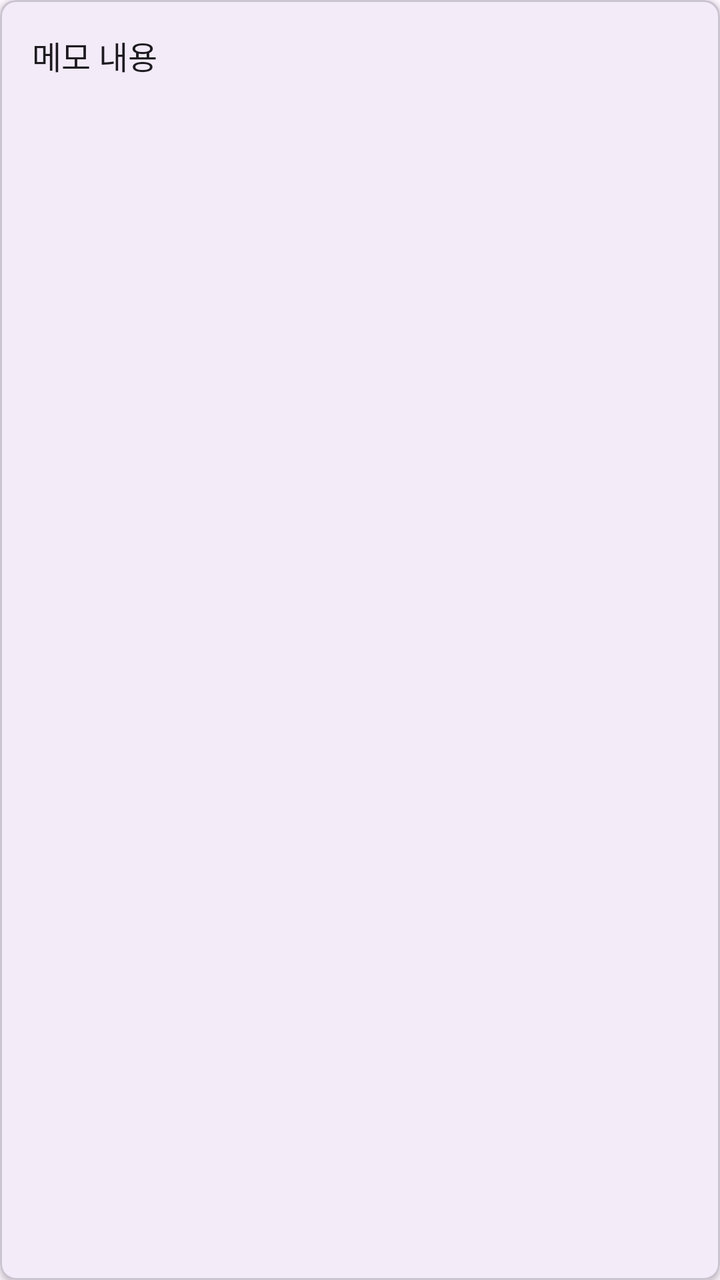
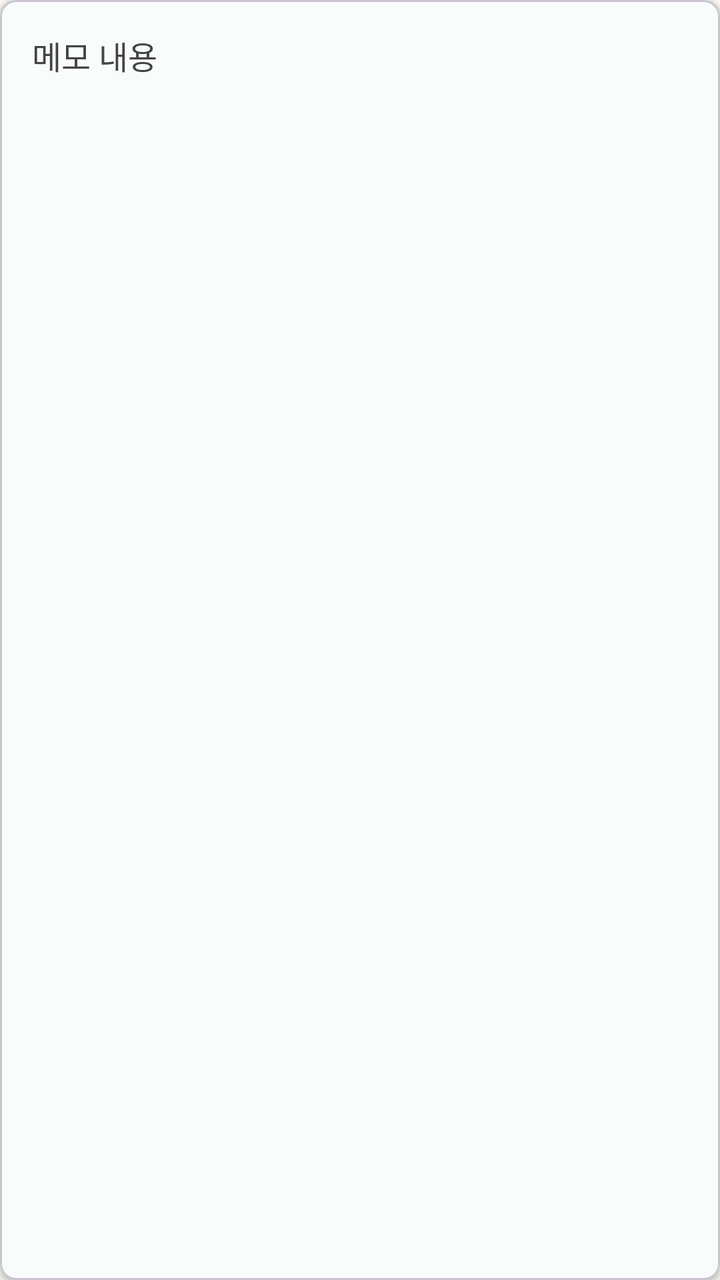

Screens rendered from an Android XML layout before and after an edit, with the pre-edit source and the edit as a unified diff.
<!-- AndroidManifest.xml: application theme Theme.ToDoNote -->
<!-- res/layout/item_memo.xml -->
<?xml version="1.0" encoding="utf-8"?>
<com.google.android.material.card.MaterialCardView xmlns:android="http://schemas.android.com/apk/res/android"
    xmlns:app="http://schemas.android.com/apk/res-auto"
    android:layout_width="match_parent"
    android:layout_height="wrap_content"
    android:layout_marginStart="8dp"
    android:layout_marginEnd="8dp"
    android:layout_marginTop="10dp"
    android:layout_marginBottom="10dp"
    app:cardCornerRadius="8dp"
    app:cardElevation="2dp">

    <LinearLayout
        android:layout_width="match_parent"
        android:layout_height="wrap_content"
        android:orientation="vertical"
        android:padding="16dp">

        <TextView
            android:id="@+id/tv_memo_content"
            android:layout_width="match_parent"
            android:layout_height="wrap_content"
            android:text="메모 내용"
            android:textSize="16sp"
            android:textColor="?attr/colorOnSurface"
            android:maxLines="10"
            android:ellipsize="end"
            android:autoLink="web|email|phone"
            android:linksClickable="true" />

    </LinearLayout>

</com.google.android.material.card.MaterialCardView>
<!-- resources referenced by this layout -->
<resources>
  <style name="Theme.ToDoNote" parent="Base.Theme.ToDoNote" />
  <style name="Base.Theme.ToDoNote" parent="Theme.Material3.DayNight.NoActionBar">
          
          
      </style>
</resources>

<!-- the commit's change to res/layout/item_memo.xml (unified diff, before → after) -->
@@ -8,7 +8,8 @@
     android:layout_marginTop="10dp"
     android:layout_marginBottom="10dp"
     app:cardCornerRadius="8dp"
-    app:cardElevation="2dp">
+    app:cardElevation="2dp"
+    app:cardBackgroundColor="@color/color_surface">
 
     <LinearLayout
         android:layout_width="match_parent"
<!-- resource entries referenced after the edit -->
@@ -1,9 +1,50 @@
 <!-- resources referenced by this layout -->
 <resources>
+  <color name="color_surface">#FFFFFF</color>
   <style name="Theme.ToDoNote" parent="Base.Theme.ToDoNote" />
   <style name="Base.Theme.ToDoNote" parent="Theme.Material3.DayNight.NoActionBar">
           
+          <item name="colorPrimary">@color/color_primary</item>
+          <item name="colorPrimaryDark">@color/color_primary_dark</item>
+          <item name="colorPrimaryVariant">@color/color_primary_light</item>
           
+          
+          <item name="colorSecondary">@color/color_secondary</item>
+          <item name="colorSecondaryVariant">@color/color_secondary_dark</item>
+          
+          
+          <item name="android:colorBackground">@color/color_background</item>
+          <item name="colorSurface">@color/color_surface</item>
+          
+          
+          <item name="android:textColorPrimary">@color/color_text_dark</item>
+          <item name="android:textColorSecondary">@color/color_text_medium</item>
+          <item name="colorOnPrimary">@color/white</item>
+          <item name="colorOnSecondary">@color/color_text_dark</item>
+          <item name="colorOnBackground">@color/color_text_dark</item>
+          <item name="colorOnSurface">@color/color_text_dark</item>
+          <item name="colorOnSurfaceVariant">@color/color_text_medium</item>
+          
+          
+          <item name="colorAccent">@color/color_accent</item>
+          
+          
+          <item name="colorOutline">@color/color_outline</item>
+          
+          
+          <item name="android:statusBarColor">@android:color/black</item>
+          <item name="android:windowLightStatusBar">false</item>
       </style>
+  <color name="color_primary">#A0D9C8</color>
+  <color name="color_primary_dark">#7DB8A5</color>
+  <color name="color_primary_light">#C8E8DC</color>
+  <color name="color_secondary">#F0D5C9</color>
+  <color name="color_secondary_dark">#E0B5A3</color>
+  <color name="color_background">#FBF9F1</color>
+  <color name="color_text_dark">#444444</color>
+  <color name="color_text_medium">#666666</color>
+  <color name="white">#FFFFFFFF</color>
+  <color name="color_accent">#FFEB9E</color>
+  <color name="color_outline">#333333</color>
 </resources>
 
